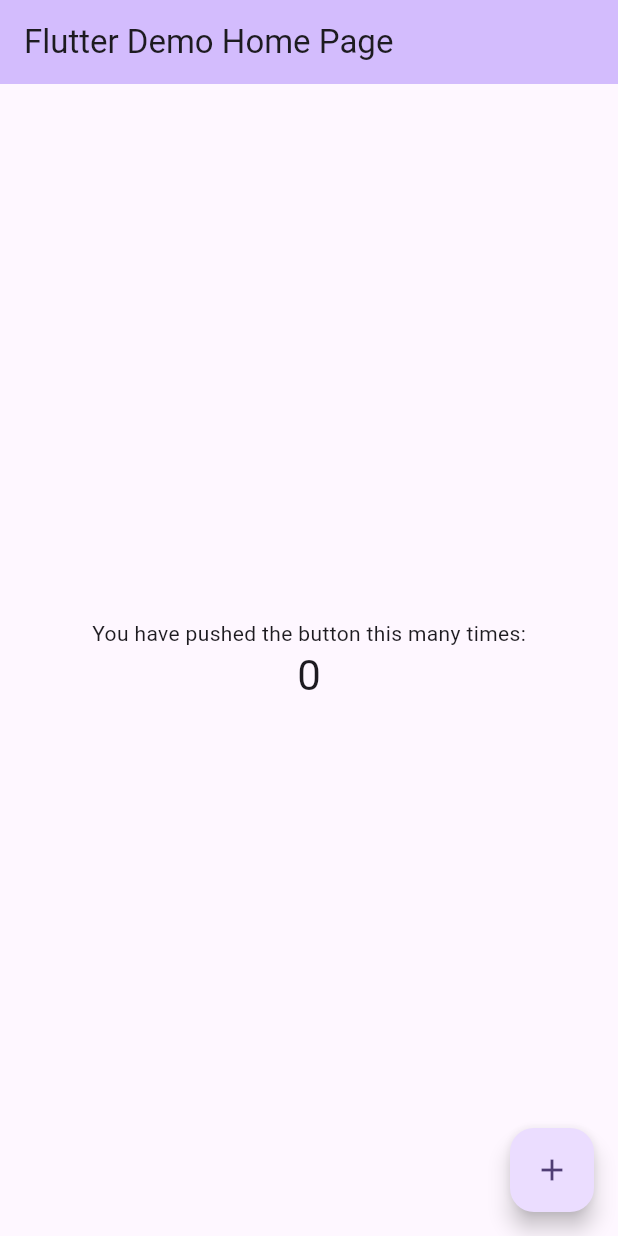
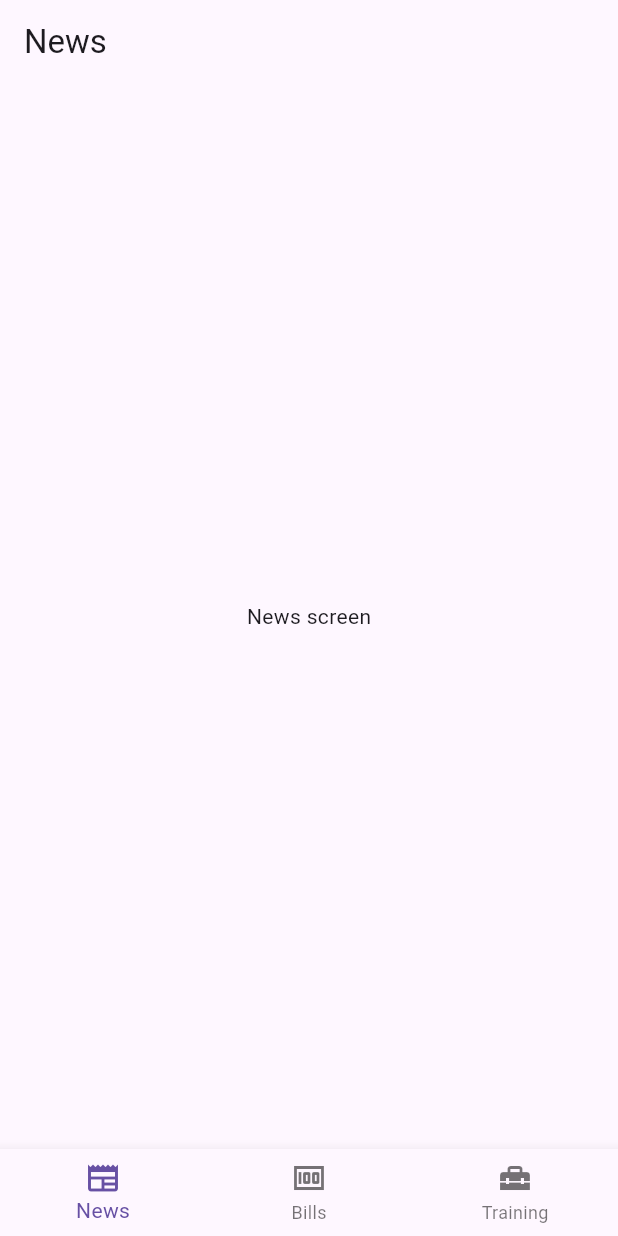
Before and after one commit to ki11qwerty/killqwerty_flutter, a Flutter app: the screen it shows after launch, on a phone screen of 412 x 824 dp. Run offline on Flutter 3.47's test engine with Material 3 defaults, Android fonts, the phone set to English and light mode, and no system bars; our stand-ins replace go_router.

Commit message:
navigation

```diff
--- /dev/null
+++ b/lib/core/navigation/AppRouter.dart
@@ -0,0 +1,70 @@
+import 'package:flutter/material.dart';
+import 'package:go_router/go_router.dart';
+import 'package:killqwerty_flutter/screens/bils/ui/BillsScreen.dart';
+import 'package:killqwerty_flutter/screens/news/ui/NewsScreen.dart';
+import 'package:killqwerty_flutter/screens/training/ui/TrainingScreen.dart';
+class AppRouter {
+  late final GoRouter router;
+
+  AppRouter() {
+    router = GoRouter(
+      initialLocation: '/news',
+      routes: [
+        StatefulShellRoute.indexedStack(
+          builder: (BuildContext context, GoRouterState state, StatefulNavigationShell navigationShell) {
+            return Scaffold(
+              body: navigationShell,
+              bottomNavigationBar: BottomNavigationBar(
+                currentIndex: navigationShell.currentIndex,
+                onTap: (idx) {
+                  if (idx == navigationShell.currentIndex) {
+                    navigationShell.goBranch(idx, initialLocation: true);
+                  } else {
+                    navigationShell.goBranch(idx);
+                  }
+                },
+                items: const [
+                  BottomNavigationBarItem(icon: Icon(Icons.newspaper), label: 'News'),
+                  BottomNavigationBarItem(icon: Icon(Icons.money), label: 'Bills'),
+                  BottomNavigationBarItem(icon: Icon(Icons.home_repair_service), label: 'Training'),
+                ],
+              ),
+            );
+          },
+          branches: [
+            StatefulShellBranch(
+              routes: [
+                GoRoute(
+                  path: '/news',
+                  builder: (context, state) => const NewsScreen(),
+                  // routes: [
+                  //   GoRoute(
+                  //     path: 'details',
+                  //     builder: (context, state) => const DetailsScreen(title: 'Home details'),
+                  //   ),
+                  // ],
+                ),
+              ],
+            ),
+            StatefulShellBranch(
+              routes: [
+                GoRoute(
+                  path: '/bills',
+                  builder: (context, state) => const BillsScreen(),
+                ),
+              ],
+            ),
+            StatefulShellBranch(
+              routes: [
+                GoRoute(
+                  path: '/training',
+                  builder: (context, state) => const TrainingScreen(),
+                ),
+              ],
+            ),
+          ],
+        ),
+      ],
+    );
+  }
+}
--- a/lib/main.dart
+++ b/lib/main.dart
@@ -1,122 +1,25 @@
 import 'package:flutter/material.dart';
+import 'package:go_router/go_router.dart';
+
+import 'core/navigation/AppRouter.dart';
 
 void main() {
-  runApp(const MyApp());
+  final appRouter = AppRouter();
+  runApp(MyApp(router: appRouter.router));
 }
 
 class MyApp extends StatelessWidget {
-  const MyApp({super.key});
+  final GoRouter? router;
+  const MyApp({super.key, this.router});
 
-  // This widget is the root of your application.
   @override
   Widget build(BuildContext context) {
-    return MaterialApp(
-      title: 'Flutter Demo',
-      theme: ThemeData(
-        // This is the theme of your application.
-        //
-        // TRY THIS: Try running your application with "flutter run". You'll see
-        // the application has a purple toolbar. Then, without quitting the app,
-        // try changing the seedColor in the colorScheme below to Colors.green
-        // and then invoke "hot reload" (save your changes or press the "hot
-        // reload" button in a Flutter-supported IDE, or press "r" if you used
-        // the command line to start the app).
-        //
-        // Notice that the counter didn't reset back to zero; the application
-        // state is not lost during the reload. To reset the state, use hot
-        // restart instead.
-        //
-        // This works for code too, not just values: Most code changes can be
-        // tested with just a hot reload.
-        colorScheme: ColorScheme.fromSeed(seedColor: Colors.deepPurple),
-      ),
-      home: const MyHomePage(title: 'Flutter Demo Home Page'),
+    final goRouter = router ?? AppRouter().router;
+    return MaterialApp.router(
+      routerConfig: goRouter,
+      debugShowCheckedModeBanner: false,
+      title: 'Ki11Qwerty flutter App',
+      theme: ThemeData(primarySwatch: Colors.blue),
     );
   }
 }
-
-class MyHomePage extends StatefulWidget {
-  const MyHomePage({super.key, required this.title});
-
-  // This widget is the home page of your application. It is stateful, meaning
-  // that it has a State object (defined below) that contains fields that affect
-  // how it looks.
-
-  // This class is the configuration for the state. It holds the values (in this
-  // case the title) provided by the parent (in this case the App widget) and
-  // used by the build method of the State. Fields in a Widget subclass are
-  // always marked "final".
-
-  final String title;
-
-  @override
-  State<MyHomePage> createState() => _MyHomePageState();
-}
-
-class _MyHomePageState extends State<MyHomePage> {
-  int _counter = 0;
-
-  void _incrementCounter() {
-    setState(() {
-      // This call to setState tells the Flutter framework that something has
-      // changed in this State, which causes it to rerun the build method below
-      // so that the display can reflect the updated values. If we changed
-      // _counter without calling setState(), then the build method would not be
-      // called again, and so nothing would appear to happen.
-      _counter++;
-    });
-  }
-
-  @override
-  Widget build(BuildContext context) {
-    // This method is rerun every time setState is called, for instance as done
-    // by the _incrementCounter method above.
-    //
-    // The Flutter framework has been optimized to make rerunning build methods
-    // fast, so that you can just rebuild anything that needs updating rather
-    // than having to individually change instances of widgets.
-    return Scaffold(
-      appBar: AppBar(
-        // TRY THIS: Try changing the color here to a specific color (to
-        // Colors.amber, perhaps?) and trigger a hot reload to see the AppBar
-        // change color while the other colors stay the same.
-        backgroundColor: Theme.of(context).colorScheme.inversePrimary,
-        // Here we take the value from the MyHomePage object that was created by
-        // the App.build method, and use it to set our appbar title.
-        title: Text(widget.title),
-      ),
-      body: Center(
-        // Center is a layout widget. It takes a single child and positions it
-        // in the middle of the parent.
-        child: Column(
-          // Column is also a layout widget. It takes a list of children and
-          // arranges them vertically. By default, it sizes itself to fit its
-          // children horizontally, and tries to be as tall as its parent.
-          //
-          // Column has various properties to control how it sizes itself and
-          // how it positions its children. Here we use mainAxisAlignment to
-          // center the children vertically; the main axis here is the vertical
-          // axis because Columns are vertical (the cross axis would be
-          // horizontal).
-          //
-          // TRY THIS: Invoke "debug painting" (choose the "Toggle Debug Paint"
-          // action in the IDE, or press "p" in the console), to see the
-          // wireframe for each widget.
-          mainAxisAlignment: MainAxisAlignment.center,
-          children: <Widget>[
-            const Text('You have pushed the button this many times:'),
-            Text(
-              '$_counter',
-              style: Theme.of(context).textTheme.headlineMedium,
-            ),
-          ],
-        ),
-      ),
-      floatingActionButton: FloatingActionButton(
-        onPressed: _incrementCounter,
-        tooltip: 'Increment',
-        child: const Icon(Icons.add),
-      ), // This trailing comma makes auto-formatting nicer for build methods.
-    );
-  }
-}
--- /dev/null
+++ b/lib/screens/bils/ui/BillsScreen.dart
@@ -0,0 +1,15 @@
+import 'package:flutter/material.dart';
+
+class BillsScreen extends StatelessWidget {
+  const BillsScreen({super.key});
+
+  @override
+  Widget build(BuildContext context) {
+    return Scaffold(
+      appBar: AppBar(title: Text("Bills"),),
+      body: Center(
+        child: Text("Bills screen"),
+      ),
+    );
+  }
+}
--- /dev/null
+++ b/lib/screens/news/ui/NewsScreen.dart
@@ -0,0 +1,15 @@
+import 'package:flutter/material.dart';
+
+class NewsScreen extends StatelessWidget {
+  const NewsScreen({super.key});
+
+  @override
+  Widget build(BuildContext context) {
+    return Scaffold(
+      appBar: AppBar(title: Text("News"),),
+      body: Center(
+        child: Text("News screen"),
+      ),
+    );
+  }
+}
--- /dev/null
+++ b/lib/screens/training/ui/TrainingScreen.dart
@@ -0,0 +1,15 @@
+import 'package:flutter/material.dart';
+
+class TrainingScreen extends StatelessWidget {
+  const TrainingScreen({super.key});
+
+  @override
+  Widget build(BuildContext context) {
+    return Scaffold(
+      appBar: AppBar(title: Text("Training"),),
+      body: Center(
+        child: Text("Training screen"),
+      ),
+    );
+  }
+}
--- a/pubspec.yaml
+++ b/pubspec.yaml
@@ -13,6 +13,7 @@ dependencies:
   # Use with the CupertinoIcons class for iOS style icons.
   cupertino_icons: ^1.0.8
   flutter_bloc: ^9.1.1
+  go_router: ^16.2.1
 
 dev_dependencies:
   flutter_test:
```
Also changed, not shown: lib/core/navigation/Navigation.dart (deleted).
